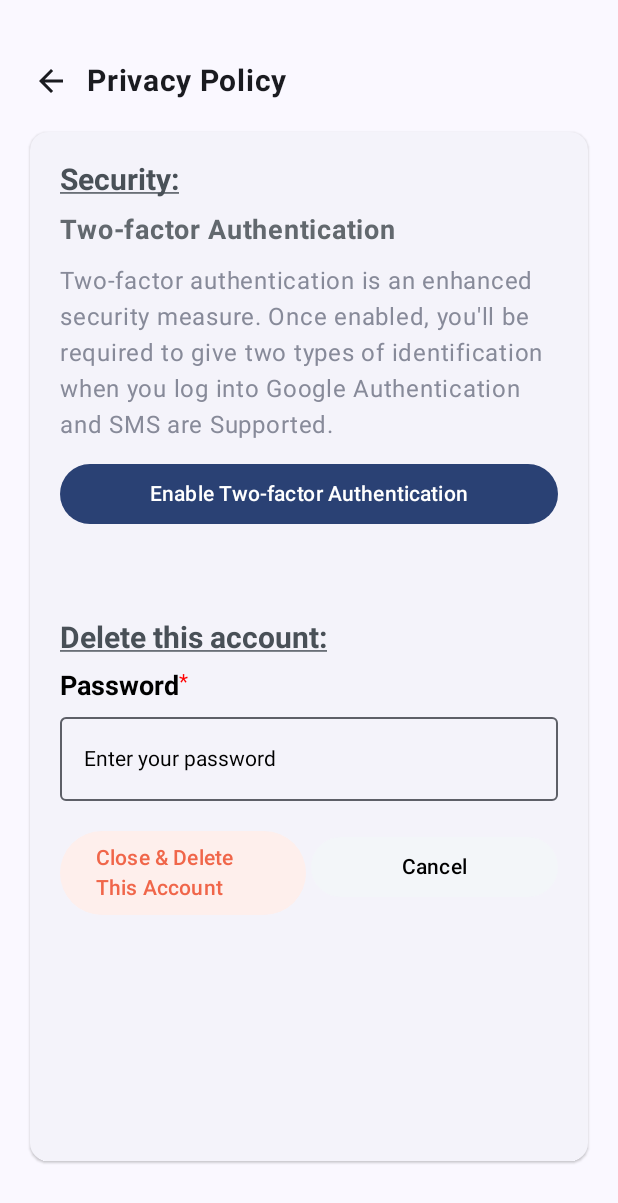
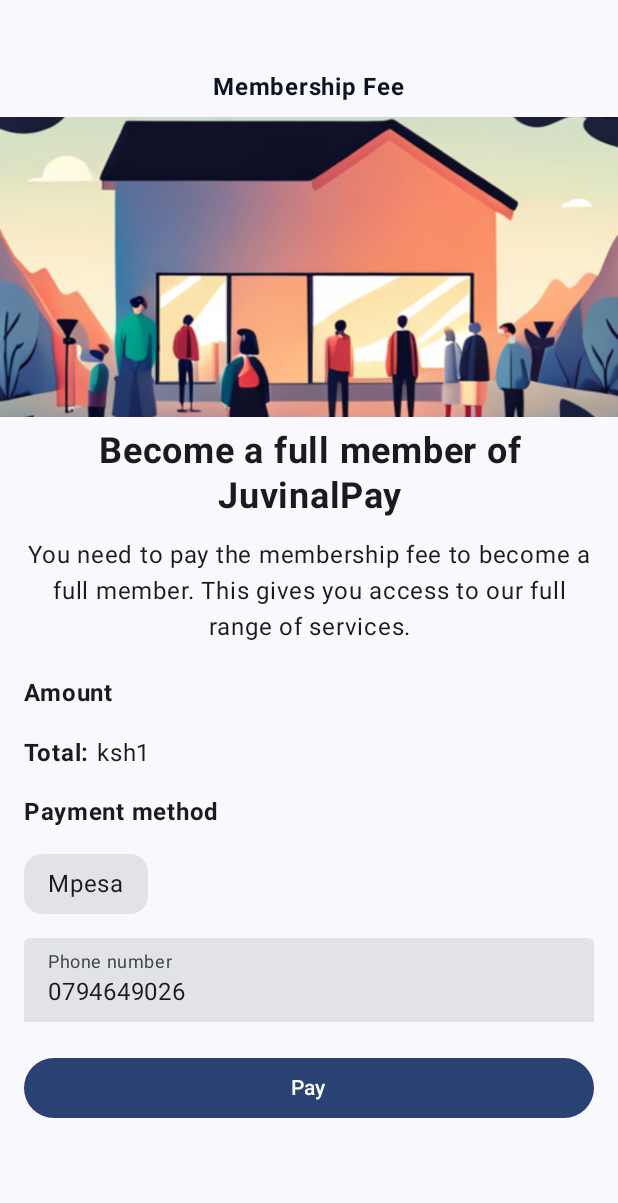
Before and after one commit to MbogoAlex/JuvinalPay, an Android app built with Jetpack Compose: the screen it shows after launch (MainActivity), on a phone screen of 412 x 824 dp. Shown: the top 1203 px of the screen. Run offline under Robolectric (Android 15) with nearby library versions, the phone set to English and light mode, and no system bars.

Commit message:
membership fee screen

```diff
--- a/app/src/main/java/com/juvinal/pay/MainActivity.kt
+++ b/app/src/main/java/com/juvinal/pay/MainActivity.kt
@@ -14,6 +14,7 @@
 import androidx.compose.ui.Modifier
 import androidx.compose.ui.tooling.preview.Preview
 import com.juvinal.pay.ui.screens.authentication.LoginScreenComposable
+import com.juvinal.pay.ui.screens.authentication.MembershipFeeScreenComposable
 import com.juvinal.pay.ui.screens.authentication.RegistrationScreenComposable
 import com.juvinal.pay.ui.screens.inApp.NavScreenComposable
 import com.juvinal.pay.ui.screens.inApp.dashboard.profile.ChangePasswordScreenComposable
@@ -32,7 +33,7 @@
                         .fillMaxSize(),
                     color = MaterialTheme.colorScheme.background
                 ) {
-                    PrivacyPolicyScreenComposable()
+                    MembershipFeeScreenComposable()
                 }
             }
         }
--- /dev/null
+++ b/app/src/main/java/com/juvinal/pay/ui/screens/authentication/MembershipFeeScreen.kt
@@ -0,0 +1,198 @@
+package com.juvinal.pay.ui.screens.authentication
+
+import androidx.compose.foundation.Image
+import androidx.compose.foundation.layout.Column
+import androidx.compose.foundation.layout.Row
+import androidx.compose.foundation.layout.Spacer
+import androidx.compose.foundation.layout.fillMaxSize
+import androidx.compose.foundation.layout.fillMaxWidth
+import androidx.compose.foundation.layout.height
+import androidx.compose.foundation.layout.padding
+import androidx.compose.foundation.text.KeyboardOptions
+import androidx.compose.material3.Button
+import androidx.compose.material3.Card
+import androidx.compose.material3.Text
+import androidx.compose.material3.TextField
+import androidx.compose.material3.TextFieldDefaults
+import androidx.compose.runtime.Composable
+import androidx.compose.ui.Alignment
+import androidx.compose.ui.Modifier
+import androidx.compose.ui.graphics.Color
+import androidx.compose.ui.layout.ContentScale
+import androidx.compose.ui.res.painterResource
+import androidx.compose.ui.res.stringResource
+import androidx.compose.ui.text.font.FontWeight
+import androidx.compose.ui.text.input.ImeAction
+import androidx.compose.ui.text.input.KeyboardType
+import androidx.compose.ui.text.style.TextAlign
+import androidx.compose.ui.tooling.preview.Preview
+import androidx.compose.ui.unit.dp
+import androidx.compose.ui.unit.sp
+import com.juvinal.pay.R
+import com.juvinal.pay.ui.theme.JuvinalPayTheme
+
+@Composable
+fun MembershipFeeScreenComposable(
+    modifier: Modifier = Modifier
+) {
+    MembershipFeeScreen()
+}
+
+@Composable
+fun MembershipFeeScreen(
+    modifier: Modifier = Modifier
+) {
+    Column(
+        modifier = Modifier
+            .padding(
+                top = 30.dp,
+//                bottom = 40.dp
+            )
+            .fillMaxSize()
+    ) {
+        Text(
+            text = "Membership Fee",
+            color = Color(0xFF0D141C),
+            fontWeight = FontWeight.Bold,
+            modifier = Modifier
+                .align(Alignment.CenterHorizontally)
+                .padding(
+                    start = 16.dp,
+                    top = 16.dp,
+                    end = 16.dp,
+                    bottom = 8.dp
+                )
+        )
+        Image(
+            painter = painterResource(id = R.drawable.membership_fee_banner),
+            contentScale = ContentScale.Crop,
+            contentDescription = null,
+            modifier = Modifier
+                .fillMaxWidth()
+                .height(200.dp)
+        )
+        Text(
+            text = "Become a full member of JuvinalPay",
+            textAlign = TextAlign.Center,
+            fontWeight = FontWeight.Bold,
+            lineHeight = 30.sp,
+            fontSize = 24.sp,
+            modifier = Modifier
+                .padding(
+                    start = 16.dp,
+                    top = 8.dp,
+                    end = 16.dp,
+                    bottom = 8.dp
+                )
+        )
+        Text(
+            text = stringResource(id = R.string.membership_fee_text),
+            textAlign = TextAlign.Center,
+            lineHeight = 24.sp,
+            fontSize = 16.sp,
+            modifier = Modifier
+                .padding(
+                    start = 16.dp,
+                    top = 4.dp,
+                    end = 16.dp,
+                    bottom = 12.dp
+                )
+        )
+        Text(
+            text = "Amount",
+            fontWeight = FontWeight.Bold,
+            modifier = Modifier
+                .padding(
+                    start = 16.dp,
+                    top = 8.dp,
+                    end = 16.dp,
+                    bottom = 8.dp
+                )
+        )
+        Row(
+            modifier = Modifier
+                .padding(
+                    horizontal = 16.dp,
+                    vertical = 8.dp
+                )
+        ) {
+            Text(
+                text = "Total: ",
+                fontWeight = FontWeight.Bold
+            )
+            Text(text = "ksh1")
+        }
+        Text(
+            text = "Payment method",
+            lineHeight = 23.sp,
+            fontWeight = FontWeight.Bold,
+            modifier = Modifier
+                .padding(
+                    start = 16.dp,
+                    top = 8.dp,
+                    end = 16.dp,
+                    bottom = 8.dp
+                )
+        )
+        Row(
+            modifier = Modifier
+                .padding(
+                    horizontal = 16.dp,
+                    vertical = 8.dp
+                )
+        ) {
+            Card {
+                Text(
+                    text = "Mpesa",
+                    modifier = Modifier
+                        .padding(
+                            horizontal = 16.dp,
+                            vertical = 8.dp
+                        )
+                )
+            }
+        }
+        TextField(
+            label = {
+                    Text(text = "Phone number")
+            },
+            value = "0794649026",
+            onValueChange = {},
+            colors = TextFieldDefaults.colors(
+                focusedIndicatorColor = Color.Transparent,
+                unfocusedIndicatorColor = Color.Transparent
+            ),
+            keyboardOptions = KeyboardOptions.Default.copy(
+                imeAction = ImeAction.Done,
+                keyboardType = KeyboardType.Number
+            ),
+            modifier = Modifier
+                .padding(
+                    horizontal = 16.dp,
+                    vertical = 8.dp
+                )
+                .fillMaxWidth()
+        )
+//        Spacer(modifier = Modifier.weight(1f))
+        Button(
+            onClick = { /*TODO*/ },
+            modifier = Modifier
+                .fillMaxWidth()
+                .padding(
+                    horizontal = 16.dp,
+                    vertical = 12.dp
+                )
+        ) {
+            Text(text = "Pay")
+        }
+
+    }
+}
+
+@Preview(showBackground = true)
+@Composable
+fun MembershipFeeScreenPreview() {
+    JuvinalPayTheme {
+        MembershipFeeScreen()
+    }
+}
--- a/app/src/main/res/values/strings.xml
+++ b/app/src/main/res/values/strings.xml
@@ -2,4 +2,5 @@
     <string name="app_name">JuvinalPay</string>
     <string name="two_factor_auth">Two-factor authentication is an enhanced security measure. Once enabled, you\'ll be required to give two types of identification when you log into Google Authentication and SMS are Supported.</string>
     <string name="delete_account">Go to the Data &amp; Privacy section of your profile Account. Scroll to "Your data &amp; privacy options." Delete your Profile Account. Follow the instructions to delete your account</string>
+    <string name="membership_fee_text">You need to pay the membership fee to become a full member. This gives you access to our full range of services.</string>
 </resources>
```
Also changed, not shown: app/src/main/res/drawable/membership_fee_banner.png (added).
